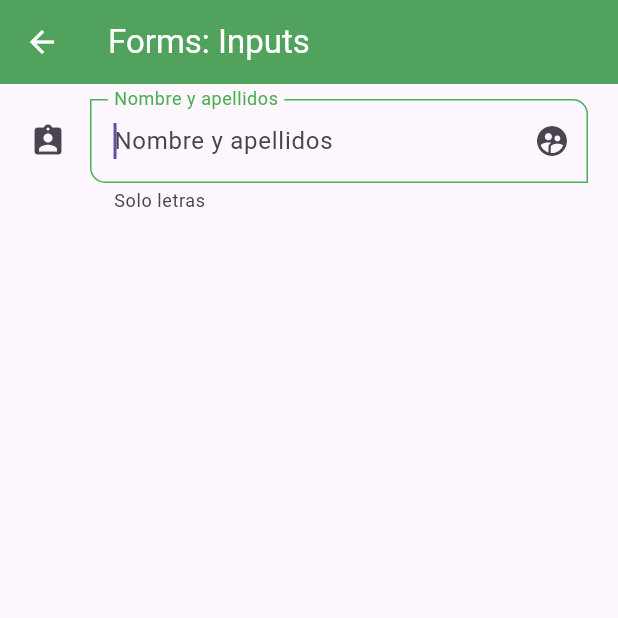
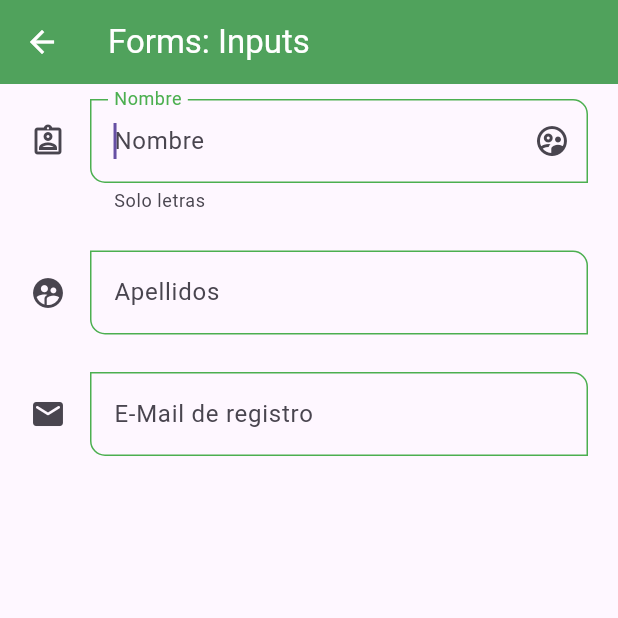
Before and after one commit to pebosch/fl_components, a Flutter app: the InputsScreen screen opened by its route, on a phone screen of 412 x 824 dp, the top half of it. Run offline on Flutter 3.47's test engine with Material 3 defaults, Android fonts, the phone set to English and light mode, and no system bars.

Commit message:
Campo e-mail

```diff
--- a/lib/screens/inputs_screen.dart
+++ b/lib/screens/inputs_screen.dart
@@ -15,7 +15,27 @@ class InputsScreen extends StatelessWidget {
         padding: EdgeInsets.symmetric(vertical: 10, horizontal: 20),
          child: Column(
           children: [
-            CustomTextFormField()
+            CustomTextFormField(
+              hintText: 'Nombre',
+              labelText: 'Nombre',
+              helperText: 'Solo letras',
+              icon: Icons. assignment_ind_outlined,
+              suffixIcon: Icons.supervised_user_circle_outlined,
+            ),
+            SizedBox( height: 25),
+            CustomTextFormField(
+              hintText: 'Apellidos',
+              labelText: 'Apellidos',
+              icon: Icons.supervised_user_circle_rounded,
+            ),
+            SizedBox( height: 25),
+            CustomTextFormField(
+              hintText: 'E-Mail',
+              labelText: 'E-Mail de registro',
+              icon: Icons.email_rounded,
+              keyboardType: TextInputType.emailAddress,
+            ),
+
           ],
          )
       ),
--- a/lib/widgets/custom_text_form_field.dart
+++ b/lib/widgets/custom_text_form_field.dart
@@ -7,9 +7,10 @@ class CustomTextFormField extends StatelessWidget {
   final String? helperText;
   final IconData? icon;
   final IconData? suffixIcon;
+  final TextInputType? keyboardType;
 
   const CustomTextFormField({
-    super.key, this.hintText, this.labelText, this.helperText, this.icon, this.suffixIcon,
+    super.key, this.hintText, this.labelText, this.helperText, this.icon, this.suffixIcon, this.keyboardType,
   });
 
   @override
@@ -18,6 +19,7 @@ class CustomTextFormField extends StatelessWidget {
       autofocus: true,
       //initialValue: 'Da',
       textCapitalization: TextCapitalization.words,
+      keyboardType: keyboardType,
       onChanged: (value) {
         print('Valor: $value');
       },
@@ -28,15 +30,12 @@ class CustomTextFormField extends StatelessWidget {
       },
       autovalidateMode: AutovalidateMode.onUserInteraction,
       decoration: InputDecoration(
-        hintText: 'Nombre y apellidos',
-        labelText: 'Nombre y apellidos',
-        helperText: 'Solo letras',
+        hintText: hintText,
+        labelText: labelText,
+        helperText: helperText,
         //prefixIcon: Icon (Icons.verified_user_outlined),
-        icon: Icon (Icons.assignment_ind_rounded),
-        suffixIcon: Icon ( Icons.supervised_user_circle),
-        border: OutlineInputBorder(
-
-        )
+        icon: Icon ( icon ),
+        suffixIcon: Icon ( suffixIcon ),
       ),
     );
   }
```
